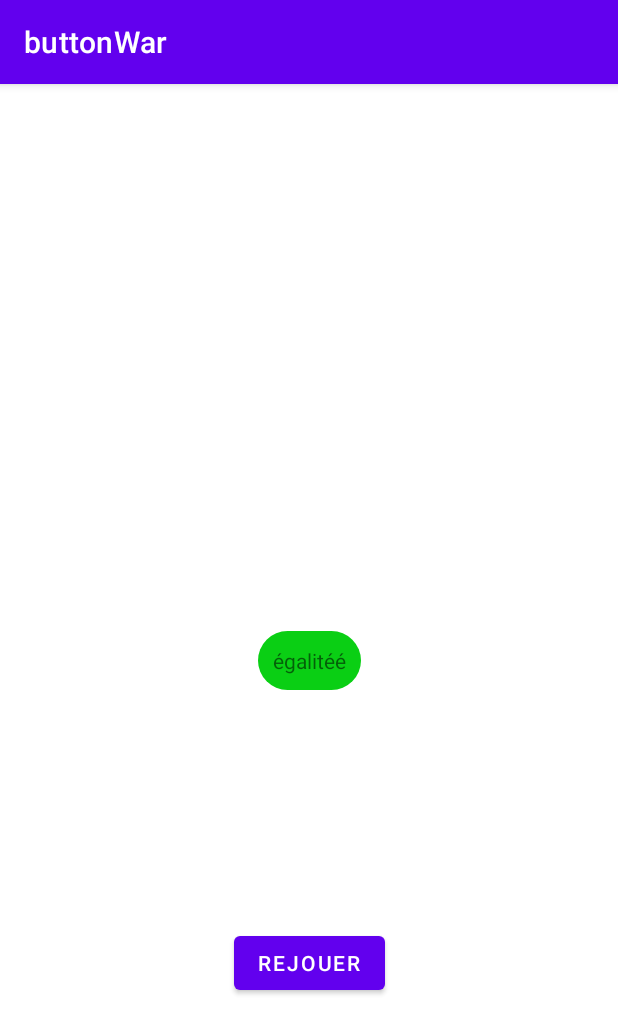
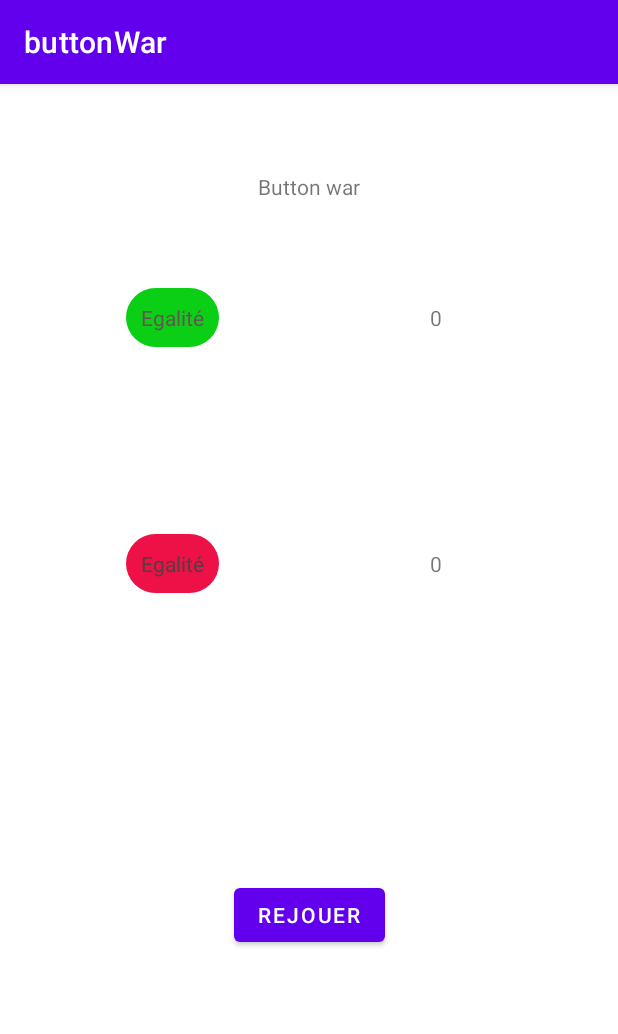
Before and after one commit to Gwenael95/IoT_app_UI, an Android app: the ResultActivity screen opened directly, with no data from a screen before it, on a phone screen of 412 x 824 dp. Shown: the top 1034 px of the screen. Run offline under Robolectric (Android 15) with nearby library versions, the phone set to English and light mode, and no system bars; our stand-ins replace Firebase (no records; nobody signed in at launch, a user with empty details on screens opened directly); 2 statements that could not run were skipped.

Commit message:
resultUi

```diff
--- a/app/src/main/java/com/geta/buttonwar/GameScreen.java
+++ b/app/src/main/java/com/geta/buttonwar/GameScreen.java
@@ -84,7 +84,7 @@ public class GameScreen extends AppCompatActivity {
         TextView gameTime= findViewById(R.id.gameTime);
 
          // Timer
-         new CountDownTimer(60000, 1000) {
+         new CountDownTimer(6000, 1000) {
             public void onTick(long millisUntilFinished) {
                 gameTime.setText("seconds remaining: " + millisUntilFinished / 1000);
             }
--- a/app/src/main/java/com/geta/buttonwar/ResultActivity.java
+++ b/app/src/main/java/com/geta/buttonwar/ResultActivity.java
@@ -22,7 +22,11 @@ import java.util.Map;
 public class ResultActivity extends AppCompatActivity {
 
     Button button;
-    TextView resulat;
+    TextView result1;
+    TextView result2;
+    TextView ptJ1;
+    TextView ptJ2;
+
 
     @Override
     protected void onCreate(Bundle savedInstanceState) {
@@ -32,7 +36,10 @@ public class ResultActivity extends AppCompatActivity {
         setContentView(R.layout.activity_result);
         FirebaseFirestore db = FirebaseFirestore.getInstance();
         button = findViewById(R.id.replay);
-        resulat = findViewById(R.id.result);
+        result1 = findViewById(R.id.result1);
+        result2 = findViewById(R.id.result2);
+        ptJ1 = findViewById(R.id.pointJ1);
+        ptJ2 = findViewById(R.id.pointJ2);
         button.setOnClickListener(new View.OnClickListener() {
             @Override
             public void onClick(View view) {
@@ -60,12 +67,17 @@ public class ResultActivity extends AppCompatActivity {
                 startActivity(intent);
             }
         });
+        ptJ1.setText(Integer.toString(PtJoueur1));
+        ptJ2.setText(Integer.toString(PtJoueur2));
         if (PtJoueur1< PtJoueur2){
-            resulat.setText("Joueur 2 a gagné");
+            result1.setText("Joueur 1 a gagné");
+            result2.setText("Joueur 2 a perdu");
         }else if(PtJoueur1> PtJoueur2){
-            resulat.setText("Joueur 1 a gagné");
+            result1.setText("Joueur 2 a gagné");
+            result2.setText("Joueur 1 a perdu");
         }else{
-            resulat.setText("égalitéé");
+            result1.setText("Egalité");
+            result2.setText("Egalité");
         }
 
     }
--- /dev/null
+++ b/app/src/main/res/drawable/box2.xml
@@ -0,0 +1,9 @@
+<?xml version="1.0" encoding="utf-8"?>
+<selector xmlns:android="http://schemas.android.com/apk/res/android">
+    <item>
+        <shape android:shape="rectangle">
+            <solid android:color="#ed1148"></solid>
+            <corners android:radius="20dp"></corners>
+        </shape>
+    </item>
+</selector>
--- a/app/src/main/res/layout/activity_result.xml
+++ b/app/src/main/res/layout/activity_result.xml
@@ -4,20 +4,36 @@
     xmlns:tools="http://schemas.android.com/tools"
     android:layout_width="match_parent"
     android:layout_height="match_parent"
+    android:animateLayoutChanges="false"
     tools:context=".ResultActivity">
 
     <TextView
-        android:id="@+id/result"
+        android:id="@+id/result1"
         android:layout_width="wrap_content"
         android:layout_height="wrap_content"
+        android:layout_marginStart="84dp"
+        android:layout_marginTop="136dp"
         android:background="@drawable/box"
         android:padding="10dp"
         android:textAlignment="center"
-        app:layout_constraintBottom_toBottomOf="parent"
-        app:layout_constraintEnd_toEndOf="parent"
+        android:textColor="#675353"
         app:layout_constraintStart_toStartOf="parent"
         app:layout_constraintTop_toTopOf="parent"
-        tools:text="J1 a gagné" />
+        tools:text="J1 a gagné avec" />
+
+    <TextView
+        android:id="@+id/result2"
+        android:layout_width="wrap_content"
+        android:layout_height="wrap_content"
+        android:layout_marginStart="84dp"
+        android:layout_marginTop="300dp"
+        android:background="@drawable/box2"
+        android:padding="10dp"
+        android:textAlignment="center"
+        android:textColor="#504040"
+        app:layout_constraintStart_toStartOf="parent"
+        app:layout_constraintTop_toTopOf="parent"
+        tools:text="J1 a gagné avec" />
 
     <Button
         android:id="@+id/replay"
@@ -25,7 +41,39 @@
         android:layout_height="wrap_content"
         android:text="Rejouer"
         app:layout_constraintBottom_toBottomOf="parent"
-        app:layout_constraintEnd_toEndOf="@+id/result"
-        app:layout_constraintStart_toStartOf="@+id/result"
-        app:layout_constraintTop_toBottomOf="@+id/result" />
+        app:layout_constraintEnd_toEndOf="parent"
+        app:layout_constraintStart_toStartOf="parent"
+        app:layout_constraintTop_toBottomOf="@+id/result2" />
+
+    <TextView
+        android:id="@+id/pointJ1"
+        android:layout_width="wrap_content"
+        android:layout_height="wrap_content"
+        android:text="TextView"
+        app:layout_constraintBottom_toBottomOf="@+id/result1"
+        app:layout_constraintEnd_toEndOf="parent"
+        app:layout_constraintHorizontal_bias="0.544"
+        app:layout_constraintStart_toEndOf="@+id/result1"
+        app:layout_constraintTop_toTopOf="@+id/result1" />
+
+    <TextView
+        android:id="@+id/pointJ2"
+        android:layout_width="wrap_content"
+        android:layout_height="wrap_content"
+        android:text="TextView"
+        app:layout_constraintBottom_toBottomOf="@+id/result2"
+        app:layout_constraintEnd_toEndOf="@+id/pointJ1"
+        app:layout_constraintStart_toStartOf="@+id/pointJ1"
+        app:layout_constraintTop_toTopOf="@+id/result2"
+        tools:ignore="MissingConstraints" />
+
+    <TextView
+        android:id="@+id/textView5"
+        android:layout_width="wrap_content"
+        android:layout_height="wrap_content"
+        android:text="Button war"
+        app:layout_constraintBottom_toTopOf="@+id/result1"
+        app:layout_constraintEnd_toEndOf="parent"
+        app:layout_constraintStart_toStartOf="parent"
+        app:layout_constraintTop_toTopOf="parent" />
 </androidx.constraintlayout.widget.ConstraintLayout>
```
